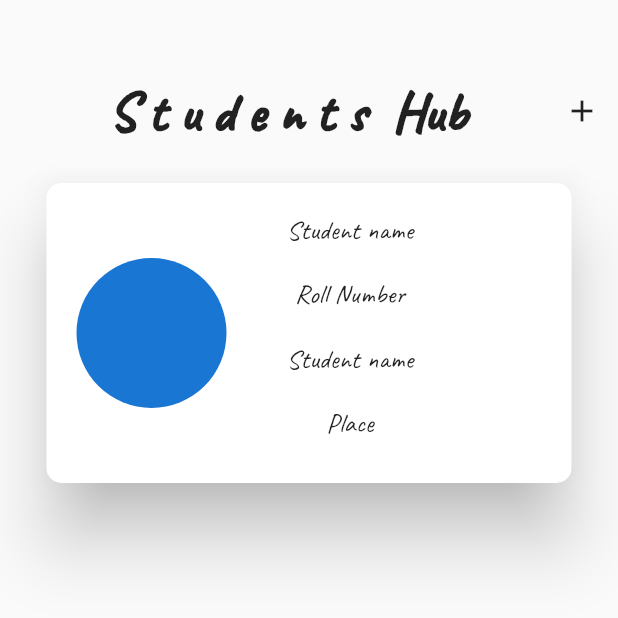
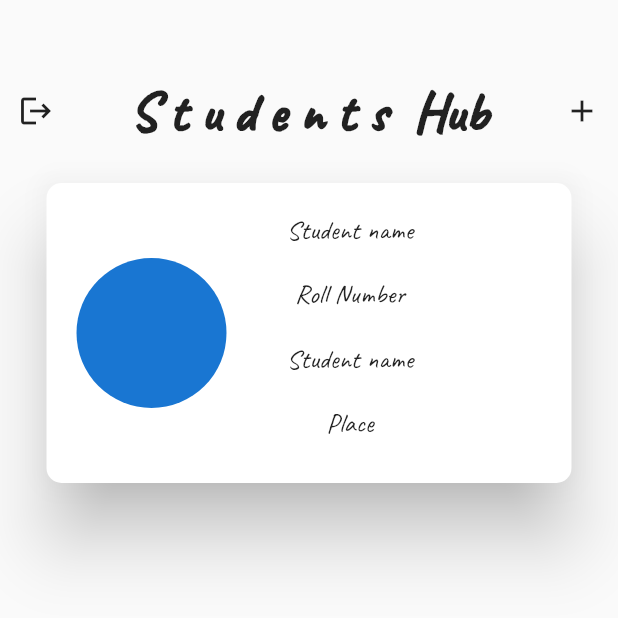
Before and after one commit to rahulsvaz/student_management, a Flutter app: the screen it shows after launch, after a tap on "Login", on a phone screen of 412 x 824 dp, the top half of it. Run offline on Flutter 3.47's test engine with Material 2 defaults, Android fonts, the phone set to English and light mode, and no system bars; our stand-ins replace firebase_auth, firebase_core, lottie; accounts and stored records are empty; network calls fail.

Commit message:
forget password added

```diff
--- a/lib/main.dart
+++ b/lib/main.dart
@@ -1,9 +1,12 @@
 import 'package:flutter/material.dart';
+import 'package:student_management/screens/sign_up_screen.dart';
 import 'package:student_management/screens/view/add_student_screen.dart';
 
 import 'package:firebase_core/firebase_core.dart';
+import 'package:student_management/screens/view/forget_password.dart';
 import 'package:student_management/screens/view/home_screen.dart';
 import 'package:student_management/screens/view/login_screen.dart';
+import 'package:student_management/screens/view/sign_up.dart';
 import 'firebase_options.dart';
 
 void main() async {
@@ -27,13 +30,13 @@ class MyApp extends StatelessWidget {
         seedColor: const Color.fromARGB(255, 124, 107, 155),
       )),
       title: 'Student Management App',
-
       initialRoute: 'login',
       routes: {
         'add_student': (context) => const AddStudent(),
         'login': (context) => const LoginPage(),
-        'home':(context) =>const  HomeScreen()
-
+        'home': (context) => const HomeScreen(),
+        'signUp': (context) => const SignUp(),
+        'forgot': (context)=> const ForgetPassword()
       },
     );
   }
--- a/lib/screens/view/add_student_screen.dart
+++ b/lib/screens/view/add_student_screen.dart
@@ -9,6 +9,7 @@ class AddStudent extends StatelessWidget {
 
   @override
   Widget build(BuildContext context) {
+
     return Scaffold(
       body: SingleChildScrollView(
         child: Padding(
--- a/lib/screens/view/home_screen.dart
+++ b/lib/screens/view/home_screen.dart
@@ -6,7 +6,8 @@ class HomeScreen extends StatelessWidget {
   @override
   Widget build(BuildContext context) {
     return Scaffold(
-      body: Column(
+      body: SingleChildScrollView(
+        child: Column(
           children: [
             const SizedBox(
               height: 50,
@@ -15,9 +16,11 @@ class HomeScreen extends StatelessWidget {
             Row(
               mainAxisAlignment: MainAxisAlignment.spaceBetween,
               children: [
-              const SizedBox(
-                width: 20,
-              ),
+                IconButton(
+                    onPressed: () {
+                      Navigator.pushReplacementNamed(context, 'login');
+                    },
+                    icon: const Icon(Icons.logout)),
                 const Text(
                   'S t u d e n t s  Hub',
                   style: TextStyle(
@@ -54,30 +57,41 @@ class HomeScreen extends StatelessWidget {
                           child: CircleAvatar(),
                         ),
                       ),
-
                       Column(
-
                         children: [
-
                           Padding(
-                          padding: EdgeInsets.only(top: 20,left: 40),
-                          child: Text('Student name',style: TextStyle(fontSize: 18,fontFamily: 'Caveat'),),
-
+                            padding: EdgeInsets.only(top: 20, left: 40),
+                            child: Text(
+                              'Student name',
+                              style:
+                                  TextStyle(fontSize: 18, fontFamily: 'Caveat'),
+                            ),
                           ),
                           Padding(
-                          padding: EdgeInsets.only(top: 20,left: 40),
-                          child: Text('Roll Number',style: TextStyle(fontSize: 18,fontFamily: 'Caveat'),),
+                            padding: EdgeInsets.only(top: 20, left: 40),
+                            child: Text(
+                              'Roll Number',
+                              style:
+                                  TextStyle(fontSize: 18, fontFamily: 'Caveat'),
+                            ),
                           ),
                           Padding(
-                          padding: EdgeInsets.only(top: 20,left: 40),
-                          child: Text('Student name',style: TextStyle(fontSize: 18,fontFamily: 'Caveat'),),
+                            padding: EdgeInsets.only(top: 20, left: 40),
+                            child: Text(
+                              'Student name',
+                              style:
+                                  TextStyle(fontSize: 18, fontFamily: 'Caveat'),
+                            ),
                           ),
                           Padding(
-                          padding: EdgeInsets.only(top: 20,left: 40),
-                          child: Text('Place',style: TextStyle(fontSize: 18,fontFamily: 'Caveat'),),
+                            padding: EdgeInsets.only(top: 20, left: 40),
+                            child: Text(
+                              'Place',
+                              style:
+                                  TextStyle(fontSize: 18, fontFamily: 'Caveat'),
+                            ),
                           )
                         ],
-
                       )
                     ],
                   ),
@@ -86,6 +100,7 @@ class HomeScreen extends StatelessWidget {
             ),
           ],
         ),
+      ),
     );
   }
 }
--- a/lib/screens/view/login_screen.dart
+++ b/lib/screens/view/login_screen.dart
@@ -1,3 +1,6 @@
+import 'dart:developer';
+
+import 'package:firebase_auth/firebase_auth.dart';
 import 'package:flutter/material.dart';
 import 'package:lottie/lottie.dart';
 import 'package:student_management/screens/view/size.dart';
@@ -9,10 +12,14 @@ class LoginPage extends StatelessWidget {
 
   @override
   Widget build(BuildContext context) {
+    TextEditingController emailController = TextEditingController();
+    TextEditingController passwordController = TextEditingController();
+
     return Scaffold(
       body: Center(
         child: Padding(
           padding: const EdgeInsets.all(20.0),
+          child: SingleChildScrollView(
             child: Column(
               mainAxisAlignment: MainAxisAlignment.center,
               children: [
@@ -22,14 +29,25 @@ class LoginPage extends StatelessWidget {
                 ),
                 Card(
                   elevation: 20,
-                shape: RoundedRectangleBorder(borderRadius: borderRadius()),
-                child: TextField(decoration: borderDecoration('Email')),
+                  shape: RoundedRectangleBorder(
+                    borderRadius: borderRadius(),
+                  ),
+                  child: TextField(
+                    controller: emailController,
+                    decoration: borderDecoration('Email'),
+                  ),
                 ),
                 const Height20(),
                 Card(
                   elevation: 20,
-                  shape: RoundedRectangleBorder(borderRadius: borderRadius()),
-                  child: TextField(decoration: borderDecoration('Password'))),
+                  shape: RoundedRectangleBorder(
+                    borderRadius: borderRadius(),
+                  ),
+                  child: TextField(
+                    controller: passwordController,
+                    decoration: borderDecoration('Password'),
+                  ),
+                ),
                 const Height20(),
                 Row(
                   mainAxisAlignment: MainAxisAlignment.center,
@@ -37,41 +55,61 @@ class LoginPage extends StatelessWidget {
                     Center(
                       child: GestureDetector(
                         onTap: () {
-                            Navigator.pushNamed(context, 'home');
+                          final userEmail =
+                              emailController.text.trim().toString();
+                          final userPassword =
+                              passwordController.text.trim().toString();
+                          FirebaseAuth.instance
+                              .createUserWithEmailAndPassword(
+                                  email: userEmail, password: userPassword)
+                              .then((value) => log('user created'));
+
+                          Navigator.pushReplacementNamed(context, 'home');
                         },
-                          child: const ButtonOne(label: 'Login'))),
+                        child: const ButtonOne(label: 'Login'),
+                      ),
+                    ),
                   ],
                 ),
                 const SizedBox(
                   height: 20,
                 ),
-              const Row(
+                Row(
                   mainAxisAlignment: MainAxisAlignment.center,
                   children: [
-                  Text(
+                    const Text(
                       "Don't Have Account?   ",
                       style: TextStyle(
                         fontSize: 20,
                         fontFamily: 'Caveat',
                       ),
                     ),
-                  Text(
+                    GestureDetector(
+                      onTap: () => Navigator.pushNamed(context, 'signUp'),
+                      child: const Text(
                         'Sign Up',
                         style: TextStyle(
                             fontSize: 23,
                             fontWeight: FontWeight.bold,
                             color: Colors.blue,
                             fontFamily: 'Caveat'),
+                      ),
                     )
                   ],
                 ),
                 const Height20(),
-              const Text(
+                GestureDetector(
+                  onTap: () {
+                    Navigator.pushReplacementNamed(context, 'forgot');
+                  },
+                  child: const Text(
                     'Forget Password',
                     style: TextStyle(
                         fontSize: 20, fontFamily: 'Caveat', color: Colors.red),
+                  ),
                 )
               ],
+            ),
           ),
         ),
       ),
--- a/pubspec.yaml
+++ b/pubspec.yaml
@@ -37,6 +37,7 @@ dependencies:
   cupertino_icons: ^1.0.2
   lottie: ^2.6.0
   firebase_core: ^2.16.0
+  firebase_auth: ^4.10.0
 
 dev_dependencies:
   flutter_test:
```
Also changed, not shown: lib/screens/sign_up_screen.dart (added, +23 -0 lines), lib/screens/view/forget_password.dart (added, +25 -0 lines), lib/screens/view/sign_up.dart (added, +57 -0 lines), lib/screens/login_screen.dart (deleted), lib/screens/viewModel/firebase_provider.dart (added), pubspec.lock, 3 other files. Lines whose indentation alone changed are shown as unchanged.
